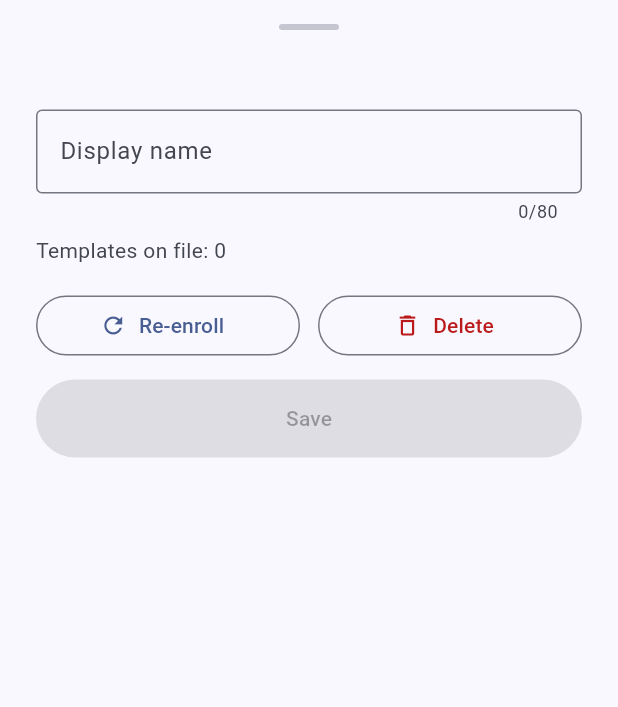
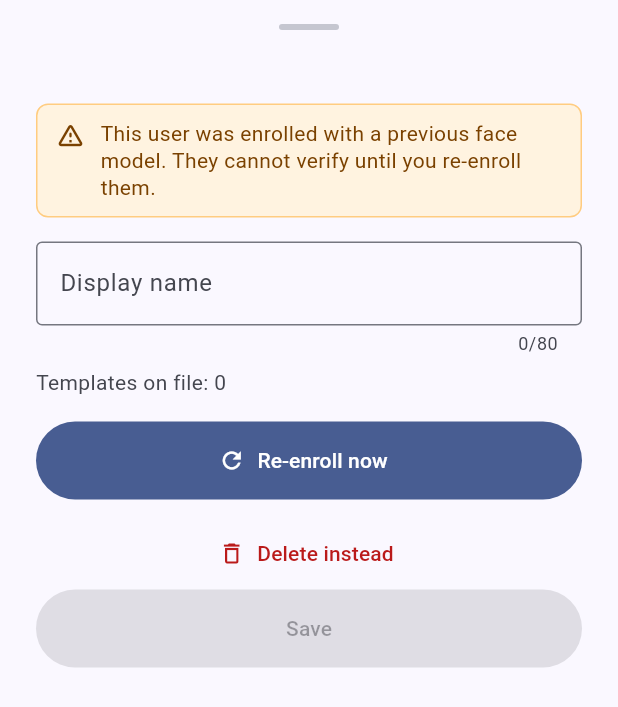
Before and after one commit to CLSS-GITHUB/face_recognition_ios_mob, a Flutter app: the UserDetailSheet widget shown alone on an empty page, opened directly with empty values, on a phone screen of 412 x 824 dp. Shown: the top 707 px of the screen. Run offline on Flutter 3.47's test engine with Material 3 defaults, Android fonts, the phone set to English and light mode, and no system bars; our stand-ins replace camera, drift, drift_flutter, flutter_riverpod, flutter_secure_storage, flutter_tts and 3 more; missing offline and left inert: cryptography, google_mlkit_commons, google_mlkit_face_detection, safe_device, tflite_flutter; accounts and stored records are empty; generated files the repository leaves out were written again.

Commit message:
Surface User.requiresReEnroll in the manage-users UI
Wires the data added in the previous commit through to the user-
facing surface. With this change, users whose stored templates belong
to a previous face-recognition model are visually distinct in the
list and pushed toward re-enrolment in the detail sheet, instead of
silently failing every verify attempt.

- Manage Users row: amber "Re-enroll" pill (warning icon + label)
  next to the existing Active/Inactive pill. Only rendered when
  user.requiresReEnroll is true. Semantics label "Re-enrolment
  required" for screen readers.

- User detail sheet (stale-version path): adds an amber-bordered
  banner above the actions explaining why verify will not work,
  promotes the Re-enroll CTA from an outlined button to a full-width
  primary FilledButton ("Re-enroll now"), and demotes Delete to a
  text button labelled "Delete instead". Current-version users see
  the previous outlined-button row unchanged.

- Three new widget tests cover both branches plus the CTA callback.

Analyzer at 0. Test suite now 119/119.

Co-Authored-By: Claude Opus 4.7 (1M context) <noreply@anthropic.com>

```diff
--- a/lib/features/face_verification/presentation/widgets/user_detail_sheet.dart
+++ b/lib/features/face_verification/presentation/widgets/user_detail_sheet.dart
@@ -76,6 +76,7 @@ class _UserDetailSheetState extends State<UserDetailSheet> {
   Widget build(BuildContext context) {
     final scheme = Theme.of(context).colorScheme;
     final templateCount = widget.user.faceTemplates.length;
+    final requiresReEnroll = widget.user.requiresReEnroll;
 
     return SafeArea(
       child: Padding(
@@ -106,6 +107,15 @@ class _UserDetailSheetState extends State<UserDetailSheet> {
                     color: scheme.onSurfaceVariant,
                   ),
             ),
+            // Explanation banner shown only when this user's templates
+            // belong to a previous face-recognition model. The matcher
+            // already excludes them, so the user cannot verify until they
+            // re-enrol — surface that here so the action below is the
+            // obvious next step instead of looking like a routine option.
+            if (requiresReEnroll) ...[
+              const SizedBox(height: 12),
+              const _ReEnrollBanner(),
+            ],
             const SizedBox(height: 16),
             TextField(
               controller: _nameController,
@@ -130,6 +140,20 @@ class _UserDetailSheetState extends State<UserDetailSheet> {
                   ),
             ),
             const SizedBox(height: 16),
+            // When this user requires re-enrolment, promote that CTA to
+            // a full-width FilledButton (the primary action). In the
+            // normal case keep the two outlined buttons side-by-side.
+            if (requiresReEnroll)
+              SizedBox(
+                width: double.infinity,
+                height: 52,
+                child: FilledButton.icon(
+                  onPressed: widget.onReEnroll,
+                  icon: const Icon(Icons.refresh),
+                  label: const Text('Re-enroll now'),
+                ),
+              )
+            else
               Row(
                 children: [
                   Expanded(
@@ -143,15 +167,31 @@ class _UserDetailSheetState extends State<UserDetailSheet> {
                   Expanded(
                     child: OutlinedButton.icon(
                       onPressed: widget.onDelete,
-                    icon: Icon(Icons.delete_outline,
-                        color: scheme.error),
-                    label: Text('Delete',
-                        style: TextStyle(color: scheme.error)),
+                      icon: Icon(Icons.delete_outline, color: scheme.error),
+                      label: Text(
+                        'Delete',
+                        style: TextStyle(color: scheme.error),
+                      ),
                     ),
                   ),
                 ],
               ),
             const SizedBox(height: 12),
+            // Stale-version users still need a Delete affordance, but it
+            // moves to a less-prominent text button so re-enrol stays
+            // the primary action.
+            if (requiresReEnroll)
+              SizedBox(
+                width: double.infinity,
+                child: TextButton.icon(
+                  onPressed: widget.onDelete,
+                  icon: Icon(Icons.delete_outline, color: scheme.error),
+                  label: Text(
+                    'Delete instead',
+                    style: TextStyle(color: scheme.error),
+                  ),
+                ),
+              ),
             SizedBox(
               width: double.infinity,
               height: 52,
@@ -168,3 +208,45 @@ class _UserDetailSheetState extends State<UserDetailSheet> {
     );
   }
 }
+
+/// Amber explanation banner shown at the top of [UserDetailSheet] when
+/// the user's stored templates were produced by a previous face-
+/// recognition model. The matcher already excludes them, so a verify
+/// attempt would always fail until the user is re-enrolled — this banner
+/// makes that the obvious next action.
+class _ReEnrollBanner extends StatelessWidget {
+  const _ReEnrollBanner();
+
+  static const _bg = Color(0xFFFFF3E0);
+  static const _border = Color(0xFFFFCC80);
+  static const _fg = Color(0xFF7A4100);
+
+  @override
+  Widget build(BuildContext context) {
+    return Container(
+      padding: const EdgeInsets.symmetric(horizontal: 12, vertical: 10),
+      decoration: BoxDecoration(
+        color: _bg,
+        border: Border.all(color: _border),
+        borderRadius: BorderRadius.circular(8),
+      ),
+      child: Row(
+        crossAxisAlignment: CrossAxisAlignment.start,
+        children: [
+          const Icon(Icons.warning_amber_rounded, color: _fg, size: 20),
+          const SizedBox(width: 10),
+          Expanded(
+            child: Text(
+              'This user was enrolled with a previous face model. '
+              'They cannot verify until you re-enroll them.',
+              style: Theme.of(context).textTheme.bodyMedium?.copyWith(
+                    color: _fg,
+                    height: 1.3,
+                  ),
+            ),
+          ),
+        ],
+      ),
+    );
+  }
+}
```
Also changed, not shown: lib/features/face_verification/presentation/screens/user_management_screen.dart (+50 -0 lines), 1 other file. Lines whose indentation alone changed are shown as unchanged.
